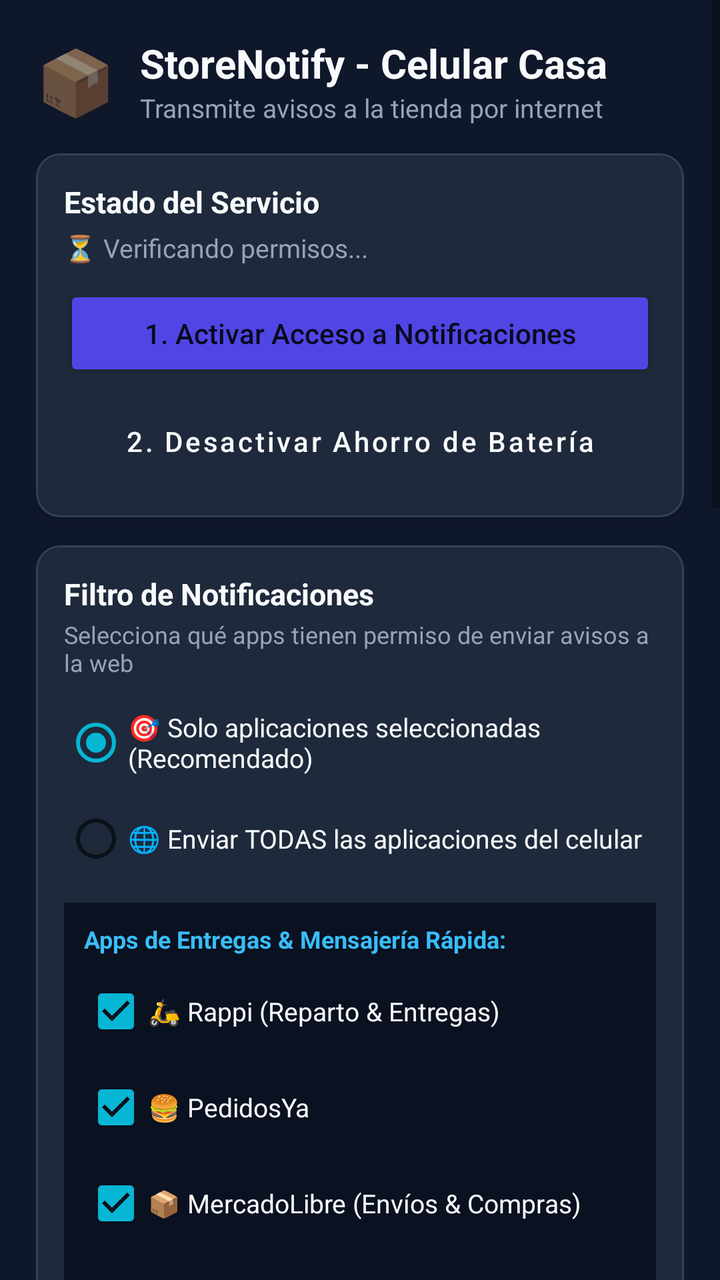
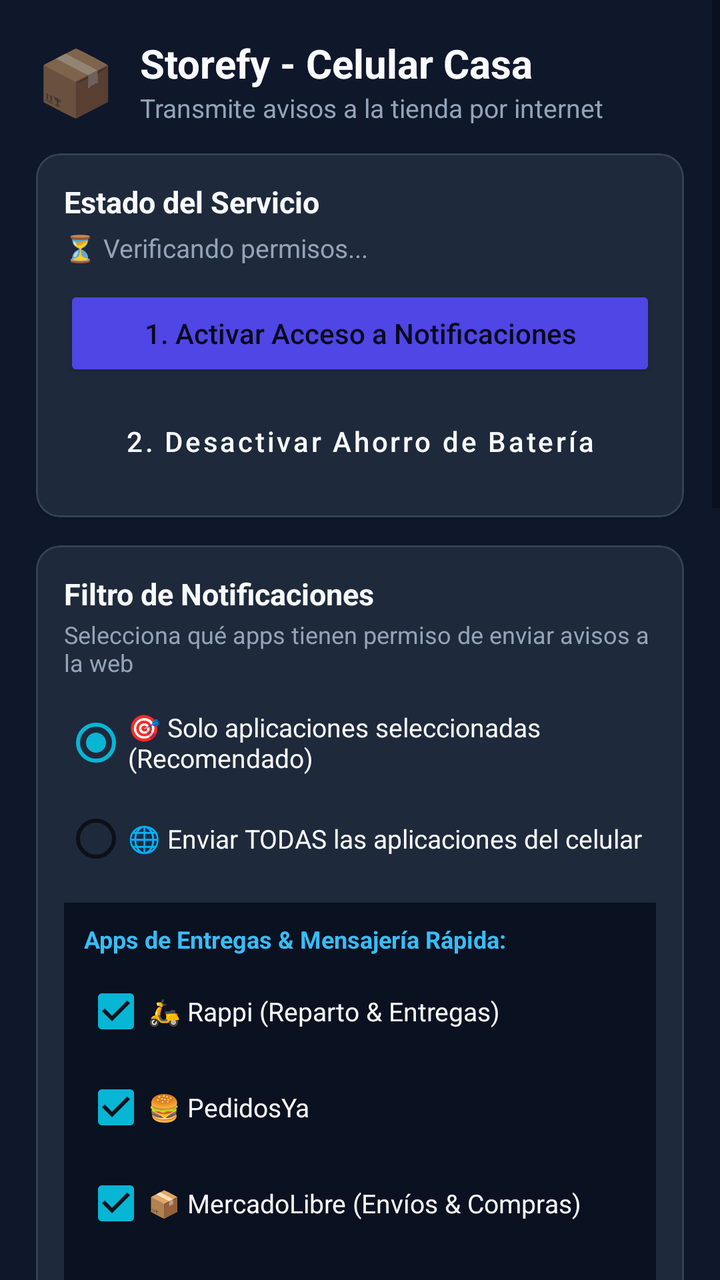

An Android layout rendered at two revisions. The XML below is the earlier revision; the diff shows what the commit changed to produce the second picture.
<!-- AndroidManifest.xml: application theme Theme.StoreNotify -->
<!-- res/layout/activity_main.xml -->
<?xml version="1.0" encoding="utf-8"?>
<ScrollView xmlns:android="http://schemas.android.com/apk/res/android"
    xmlns:app="http://schemas.android.com/apk/res-auto"
    android:layout_width="match_parent"
    android:layout_height="match_parent"
    android:background="@color/background"
    android:fillViewport="true">

    <LinearLayout
        android:layout_width="match_parent"
        android:layout_height="wrap_content"
        android:orientation="vertical"
        android:padding="18dp">

        
        <LinearLayout
            android:layout_width="match_parent"
            android:layout_height="wrap_content"
            android:orientation="horizontal"
            android:gravity="center_vertical"
            android:layout_marginBottom="14dp">

            <TextView
                android:layout_width="wrap_content"
                android:layout_height="wrap_content"
                android:text="📦"
                android:textSize="32sp"
                android:layout_marginEnd="12dp" />

            <LinearLayout
                android:layout_width="match_parent"
                android:layout_height="wrap_content"
                android:orientation="vertical">

                <TextView
                    android:layout_width="wrap_content"
                    android:layout_height="wrap_content"
                    android:text="StoreNotify - Celular Casa"
                    android:textColor="@color/text_primary"
                    android:textSize="20sp"
                    android:textStyle="bold" />

                <TextView
                    android:layout_width="wrap_content"
                    android:layout_height="wrap_content"
                    android:text="Transmite avisos a la tienda por internet"
                    android:textColor="@color/text_secondary"
                    android:textSize="13sp" />
            </LinearLayout>
        </LinearLayout>

        
        <com.google.android.material.card.MaterialCardView
            android:layout_width="match_parent"
            android:layout_height="wrap_content"
            android:layout_marginBottom="14dp"
            app:cardBackgroundColor="@color/surface"
            app:cardCornerRadius="12dp"
            app:strokeColor="#334155"
            app:strokeWidth="1dp">

            <LinearLayout
                android:layout_width="match_parent"
                android:layout_height="wrap_content"
                android:orientation="vertical"
                android:padding="14dp">

                <TextView
                    android:layout_width="wrap_content"
                    android:layout_height="wrap_content"
                    android:text="Estado del Servicio"
                    android:textColor="@color/text_primary"
                    android:textSize="15sp"
                    android:textStyle="bold" />

                <TextView
                    android:id="@+id/tvPermissionStatus"
                    android:layout_width="wrap_content"
                    android:layout_height="wrap_content"
                    android:layout_marginTop="4dp"
                    android:text="⏳ Verificando permisos..."
                    android:textColor="@color/text_secondary"
                    android:textSize="13sp" />

                <Button
                    android:id="@+id/btnGrantPermission"
                    android:layout_width="match_parent"
                    android:layout_height="wrap_content"
                    android:layout_marginTop="10dp"
                    android:text="1. Activar Acceso a Notificaciones"
                    android:textAllCaps="false"
                    app:backgroundTint="@color/primary" />

                <Button
                    android:id="@+id/btnBatteryOptimization"
                    android:layout_width="match_parent"
                    android:layout_height="wrap_content"
                    android:layout_marginTop="6dp"
                    android:text="2. Desactivar Ahorro de Batería"
                    android:textAllCaps="false"
                    style="@style/Widget.MaterialComponents.Button.OutlinedButton"
                    android:textColor="@color/text_primary"
                    app:strokeColor="#334155" />
            </LinearLayout>
        </com.google.android.material.card.MaterialCardView>

        
        <com.google.android.material.card.MaterialCardView
            android:layout_width="match_parent"
            android:layout_height="wrap_content"
            android:layout_marginBottom="14dp"
            app:cardBackgroundColor="@color/surface"
            app:cardCornerRadius="12dp"
            app:strokeColor="#334155"
            app:strokeWidth="1dp">

            <LinearLayout
                android:layout_width="match_parent"
                android:layout_height="wrap_content"
                android:orientation="vertical"
                android:padding="14dp">

                <TextView
                    android:layout_width="wrap_content"
                    android:layout_height="wrap_content"
                    android:text="Filtro de Notificaciones"
                    android:textColor="@color/text_primary"
                    android:textSize="15sp"
                    android:textStyle="bold" />

                <TextView
                    android:layout_width="wrap_content"
                    android:layout_height="wrap_content"
                    android:layout_marginTop="2dp"
                    android:text="Selecciona qué apps tienen permiso de enviar avisos a la web"
                    android:textColor="@color/text_secondary"
                    android:textSize="12sp" />

                
                <RadioGroup
                    android:id="@+id/rgFilterMode"
                    android:layout_width="match_parent"
                    android:layout_height="wrap_content"
                    android:layout_marginTop="8dp">

                    <RadioButton
                        android:id="@+id/rbSelectedApps"
                        android:layout_width="wrap_content"
                        android:layout_height="wrap_content"
                        android:text="🎯 Solo aplicaciones seleccionadas (Recomendado)"
                        android:textColor="@color/text_primary"
                        android:textSize="13sp"
                        android:checked="true" />

                    <RadioButton
                        android:id="@+id/rbAllApps"
                        android:layout_width="wrap_content"
                        android:layout_height="wrap_content"
                        android:text="🌐 Enviar TODAS las aplicaciones del celular"
                        android:textColor="@color/text_primary"
                        android:textSize="13sp" />
                </RadioGroup>

                
                <LinearLayout
                    android:id="@+id/layoutFilterOptions"
                    android:layout_width="match_parent"
                    android:layout_height="wrap_content"
                    android:orientation="vertical"
                    android:layout_marginTop="8dp"
                    android:background="#0A1120"
                    android:padding="10dp"
                    android:visibility="visible">

                    <TextView
                        android:layout_width="wrap_content"
                        android:layout_height="wrap_content"
                        android:text="Apps de Entregas &amp; Mensajería Rápida:"
                        android:textColor="#38BDF8"
                        android:textSize="12sp"
                        android:textStyle="bold"
                        android:layout_marginBottom="4dp" />

                    <CheckBox
                        android:id="@+id/cbRappi"
                        android:layout_width="wrap_content"
                        android:layout_height="wrap_content"
                        android:text="🛵 Rappi (Reparto &amp; Entregas)"
                        android:textColor="@color/text_primary"
                        android:textSize="13sp"
                        android:checked="true" />

                    <CheckBox
                        android:id="@+id/cbPedidosYa"
                        android:layout_width="wrap_content"
                        android:layout_height="wrap_content"
                        android:text="🍔 PedidosYa"
                        android:textColor="@color/text_primary"
                        android:textSize="13sp"
                        android:checked="true" />

                    <CheckBox
                        android:id="@+id/cbMercadoLibre"
                        android:layout_width="wrap_content"
                        android:layout_height="wrap_content"
                        android:text="📦 MercadoLibre (Envíos &amp; Compras)"
                        android:textColor="@color/text_primary"
                        android:textSize="13sp"
                        android:checked="true" />

                    <CheckBox
                        android:id="@+id/cbAmazon"
                        android:layout_width="wrap_content"
                        android:layout_height="wrap_content"
                        android:text="📦 Amazon Compras"
                        android:textColor="@color/text_primary"
                        android:textSize="13sp"
                        android:checked="true" />

                    <CheckBox
                        android:id="@+id/cbUber"
                        android:layout_width="wrap_content"
                        android:layout_height="wrap_content"
                        android:text="🚗 Uber / Uber Eats / DiDi"
                        android:textColor="@color/text_primary"
                        android:textSize="13sp"
                        android:checked="true" />

                    <CheckBox
                        android:id="@+id/cbWhatsApp"
                        android:layout_width="wrap_content"
                        android:layout_height="wrap_content"
                        android:text="💬 WhatsApp &amp; WhatsApp Business"
                        android:textColor="@color/text_primary"
                        android:textSize="13sp"
                        android:checked="true" />

                    <CheckBox
                        android:id="@+id/cbTelegram"
                        android:layout_width="wrap_content"
                        android:layout_height="wrap_content"
                        android:text="✈️ Telegram"
                        android:textColor="@color/text_primary"
                        android:textSize="13sp"
                        android:checked="false" />

                    <CheckBox
                        android:id="@+id/cbSms"
                        android:layout_width="wrap_content"
                        android:layout_height="wrap_content"
                        android:text="📱 Mensajes SMS de texto"
                        android:textColor="@color/text_primary"
                        android:textSize="13sp"
                        android:checked="true" />

                    <View
                        android:layout_width="match_parent"
                        android:layout_height="1dp"
                        android:background="#1E293B"
                        android:layout_marginTop="8dp"
                        android:layout_marginBottom="8dp" />

                    <Button
                        android:id="@+id/btnChooseMoreApps"
                        android:layout_width="match_parent"
                        android:layout_height="wrap_content"
                        android:text="🔍 Elegir de mis apps instaladas..."
                        android:textAllCaps="false"
                        style="@style/Widget.MaterialComponents.Button.OutlinedButton"
                        android:textColor="#38BDF8"
                        app:strokeColor="#38BDF8" />

                    <TextView
                        android:id="@+id/tvCustomAppsSummary"
                        android:layout_width="wrap_content"
                        android:layout_height="wrap_content"
                        android:text="0 apps adicionales seleccionadas"
                        android:textColor="@color/text_secondary"
                        android:textSize="11sp"
                        android:layout_marginTop="4dp" />

                </LinearLayout>

            </LinearLayout>
        </com.google.android.material.card.MaterialCardView>

        
        <com.google.android.material.card.MaterialCardView
            android:layout_width="match_parent"
            android:layout_height="wrap_content"
            android:layout_marginBottom="14dp"
            app:cardBackgroundColor="@color/surface"
            app:cardCornerRadius="12dp"
            app:strokeColor="#334155"
            app:strokeWidth="1dp">

            <LinearLayout
                android:layout_width="match_parent"
                android:layout_height="wrap_content"
                android:orientation="vertical"
                android:padding="14dp">

                <TextView
                    android:layout_width="wrap_content"
                    android:layout_height="wrap_content"
                    android:text="Conexión con la Tienda"
                    android:textColor="@color/text_primary"
                    android:textSize="15sp"
                    android:textStyle="bold" />

                <TextView
                    android:layout_width="wrap_content"
                    android:layout_height="wrap_content"
                    android:layout_marginTop="4dp"
                    android:text="URL pública del servidor web"
                    android:textColor="@color/text_secondary"
                    android:textSize="12sp" />

                <EditText
                    android:id="@+id/etServerUrl"
                    android:layout_width="match_parent"
                    android:layout_height="wrap_content"
                    android:layout_marginTop="4dp"
                    android:background="@drawable/ic_launcher_background"
                    android:backgroundTint="#0F172A"
                    android:padding="10dp"
                    android:textColor="@color/text_primary"
                    android:textColorHint="@color/text_secondary"
                    android:hint="https://tu-tienda.app.github.dev"
                    android:inputType="textUri"
                    android:textSize="13sp" />

                <TextView
                    android:layout_width="wrap_content"
                    android:layout_height="wrap_content"
                    android:layout_marginTop="8dp"
                    android:text="Clave de Seguridad (API Key)"
                    android:textColor="@color/text_secondary"
                    android:textSize="12sp" />

                <EditText
                    android:id="@+id/etApiKey"
                    android:layout_width="match_parent"
                    android:layout_height="wrap_content"
                    android:layout_marginTop="4dp"
                    android:background="@drawable/ic_launcher_background"
                    android:backgroundTint="#0F172A"
                    android:padding="10dp"
                    android:textColor="@color/text_primary"
                    android:textColorHint="@color/text_secondary"
                    android:hint="tienda123"
                    android:inputType="text"
                    android:textSize="13sp" />

                <Button
                    android:id="@+id/btnSaveConfig"
                    android:layout_width="match_parent"
                    android:layout_height="wrap_content"
                    android:layout_marginTop="12dp"
                    android:text="💾 Guardar Cambios y Filtros"
                    android:textAllCaps="false"
                    app:backgroundTint="@color/primary" />

                <Button
                    android:id="@+id/btnTestNotification"
                    android:layout_width="match_parent"
                    android:layout_height="wrap_content"
                    android:layout_marginTop="6dp"
                    android:text="⚡ Probar Notificación de Entrega"
                    android:textAllCaps="false"
                    app:backgroundTint="@color/success" />
            </LinearLayout>
        </com.google.android.material.card.MaterialCardView>

        
        <TextView
            android:layout_width="wrap_content"
            android:layout_height="wrap_content"
            android:text="Registro de Actividad:"
            android:textColor="@color/text_secondary"
            android:textSize="13sp"
            android:layout_marginBottom="4dp" />

        <TextView
            android:id="@+id/tvLog"
            android:layout_width="match_parent"
            android:layout_height="140dp"
            android:background="#050B14"
            android:padding="10dp"
            android:textColor="#38BDF8"
            android:fontFamily="monospace"
            android:textSize="11sp"
            android:scrollbars="vertical"
            android:text="[Iniciado] Esperando eventos..." />

    </LinearLayout>
</ScrollView>
<!-- resources referenced by this layout -->
<resources>
  <color name="background">#0F172A</color>
  <color name="primary">#4F46E5</color>
  <color name="success">#10B981</color>
  <color name="surface">#1E293B</color>
  <color name="text_primary">#F8FAFC</color>
  <color name="text_secondary">#94A3B8</color>
  <!-- drawable ic_launcher_background (drawable) -->
  <?xml version="1.0" encoding="utf-8"?>
  <vector xmlns:android="http://schemas.android.com/apk/res/android"
      android:width="108dp"
      android:height="108dp"
      android:viewportWidth="108"
      android:viewportHeight="108">
      <path
          android:fillColor="#4F46E5"
          android:pathData="M0,0h108v108h-108z"/>
  </vector>
  <style name="Theme.StoreNotify" parent="Theme.MaterialComponents.DayNight.NoActionBar">
          <item name="colorPrimary">@color/primary</item>
          <item name="colorPrimaryVariant">@color/primary_variant</item>
          <item name="colorOnPrimary">@android:color/white</item>
          <item name="colorSecondary">@color/secondary</item>
          <item name="android:statusBarColor">@color/background</item>
          <item name="android:windowBackground">@color/background</item>
      </style>
  <color name="primary_variant">#4338CA</color>
  <color name="secondary">#06B6D4</color>
</resources>

<!-- the commit's change to res/layout/activity_main.xml (unified diff, before → after) -->
@@ -35,7 +35,7 @@
                 <TextView
                     android:layout_width="wrap_content"
                     android:layout_height="wrap_content"
-                    android:text="StoreNotify - Celular Casa"
+                    android:text="Storefy - Celular Casa"
                     android:textColor="@color/text_primary"
                     android:textSize="20sp"
                     android:textStyle="bold" />
